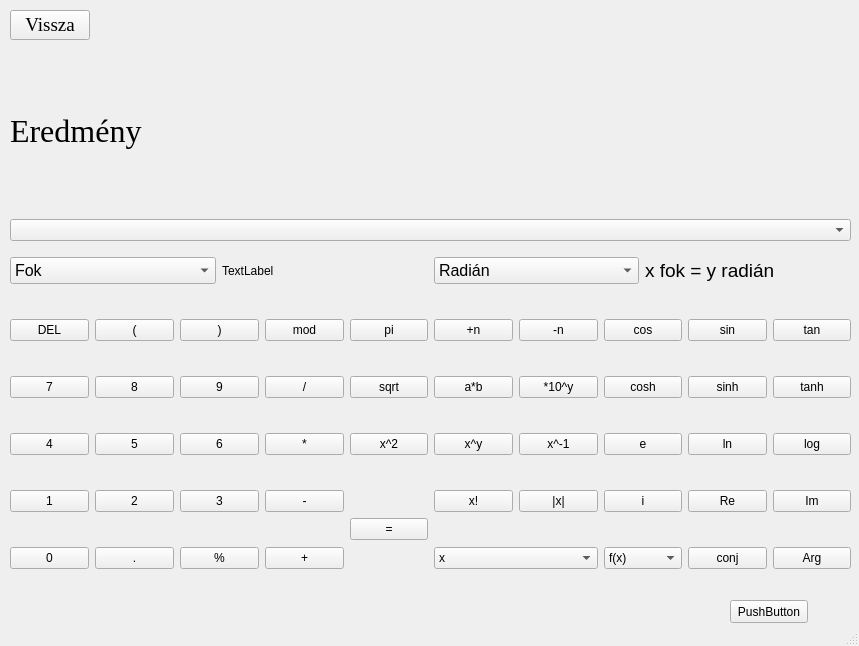
Old version of the form UI_files/Programmer_calc.ui in the repository Ilonczai-Andras/Mernoki-szamologep-szakdolgozat.
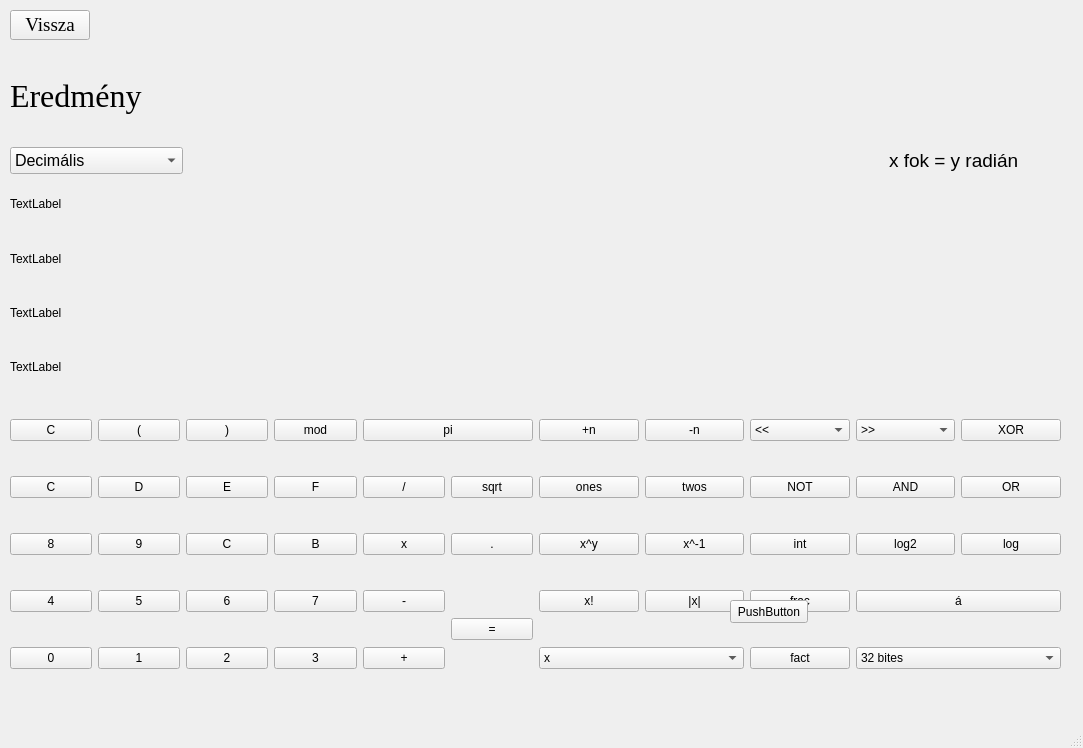
New version of the form.

Commit message: Programmer_calc frissités

Diff of the .ui file:
```diff
--- a/UI_files/Programmer_calc.ui
+++ b/UI_files/Programmer_calc.ui
@@ -6,8 +6,8 @@
    <rect>
     <x>0</x>
     <y>0</y>
-    <width>859</width>
-    <height>646</height>
+    <width>1083</width>
+    <height>748</height>
    </rect>
   </property>
   <property name="windowTitle">
@@ -22,8 +22,8 @@
      <rect>
       <x>10</x>
       <y>50</y>
-      <width>841</width>
-      <height>161</height>
+      <width>1051</width>
+      <height>91</height>
      </rect>
     </property>
     <layout class="QVBoxLayout" name="verticalLayout_2">
@@ -47,7 +47,7 @@
      <rect>
       <x>10</x>
       <y>0</y>
-      <width>841</width>
+      <width>1051</width>
       <height>51</height>
      </rect>
     </property>
@@ -84,14 +84,39 @@
     <property name="geometry">
      <rect>
       <x>10</x>
-      <y>210</y>
-      <width>841</width>
-      <height>41</height>
+      <y>180</y>
+      <width>1051</width>
+      <height>211</height>
      </rect>
     </property>
     <layout class="QVBoxLayout" name="verticalLayout">
      <item>
-      <widget class="QComboBox" name="comboBox"/>
+      <widget class="QLabel" name="n8_63">
+       <property name="text">
+        <string>TextLabel</string>
+       </property>
+      </widget>
+     </item>
+     <item>
+      <widget class="QLabel" name="h2_47">
+       <property name="text">
+        <string>TextLabel</string>
+       </property>
+      </widget>
+     </item>
+     <item>
+      <widget class="QLabel" name="t6_31">
+       <property name="text">
+        <string>TextLabel</string>
+       </property>
+      </widget>
+     </item>
+     <item>
+      <widget class="QLabel" name="nulla_15">
+       <property name="text">
+        <string>TextLabel</string>
+       </property>
+      </widget>
      </item>
     </layout>
    </widget>
@@ -99,8 +124,8 @@
     <property name="geometry">
      <rect>
       <x>10</x>
-      <y>250</y>
-      <width>841</width>
+      <y>140</y>
+      <width>1051</width>
       <height>41</height>
      </rect>
     </property>
@@ -114,31 +139,26 @@
        </property>
        <item>
         <property name="text">
-         <string>Fok</string>
+         <string>Decimális</string>
         </property>
        </item>
       </widget>
      </item>
      <item>
-      <widget class="QLabel" name="label">
-       <property name="text">
-        <string>TextLabel</string>
+      <spacer name="horizontalSpacer_2">
+       <property name="orientation">
+        <enum>Qt::Horizontal</enum>
        </property>
-      </widget>
-     </item>
-     <item>
-      <widget class="QComboBox" name="comboBox_2">
-       <property name="font">
-        <font>
-         <pointsize>12</pointsize>
-        </font>
+       <property name="sizeType">
+        <enum>QSizePolicy::Fixed</enum>
        </property>
-       <item>
-        <property name="text">
-         <string>Radián</string>
-        </property>
-       </item>
-      </widget>
+       <property name="sizeHint" stdset="0">
+        <size>
+         <width>700</width>
+         <height>0</height>
+        </size>
+       </property>
+      </spacer>
      </item>
      <item>
       <widget class="QLabel" name="label_2">
@@ -161,197 +181,236 @@
     <property name="geometry">
      <rect>
       <x>10</x>
-      <y>290</y>
-      <width>841</width>
+      <y>390</y>
+      <width>1051</width>
       <height>311</height>
      </rect>
     </property>
     <layout class="QHBoxLayout" name="horizontalLayout_3">
      <item>
       <layout class="QGridLayout" name="gridLayout_for_numbers">
-       <item row="3" column="1">
-        <widget class="QPushButton" name="two">
-         <property name="text">
-          <string>2</string>
-         </property>
-        </widget>
-       </item>
-       <item row="1" column="2">
-        <widget class="QPushButton" name="nine">
-         <property name="text">
-          <string>9</string>
-         </property>
-        </widget>
-       </item>
-       <item row="0" column="2">
-        <widget class="QPushButton" name="right_bracket">
-         <property name="text">
-          <string>)</string>
-         </property>
-        </widget>
-       </item>
-       <item row="0" column="4">
-        <widget class="QPushButton" name="pushButton_10">
-         <property name="text">
-          <string>pi</string>
-         </property>
-        </widget>
-       </item>
-       <item row="3" column="0">
-        <widget class="QPushButton" name="one">
-         <property name="text">
-          <string>1</string>
-         </property>
-        </widget>
-       </item>
-       <item row="2" column="3">
-        <widget class="QPushButton" name="multiplication">
-         <property name="text">
-          <string>*</string>
-         </property>
-        </widget>
-       </item>
-       <item row="1" column="4">
-        <widget class="QPushButton" name="sqrt">
-         <property name="text">
-          <string>sqrt</string>
-         </property>
-        </widget>
-       </item>
        <item row="0" column="1">
-        <widget class="QPushButton" name="left_bracket">
+        <widget class="QPushButton" name="bel_zj">
          <property name="text">
           <string>(</string>
          </property>
         </widget>
        </item>
-       <item row="3" column="2">
+       <item row="3" column="0">
+        <widget class="QPushButton" name="eight">
+         <property name="text">
+          <string>8</string>
+         </property>
+        </widget>
+       </item>
+       <item row="1" column="1">
+        <widget class="QPushButton" name="D_hex">
+         <property name="text">
+          <string>D</string>
+         </property>
+        </widget>
+       </item>
+       <item row="1" column="0">
+        <widget class="QPushButton" name="C_hex">
+         <property name="text">
+          <string>C</string>
+         </property>
+        </widget>
+       </item>
+       <item row="5" column="3">
         <widget class="QPushButton" name="three">
          <property name="text">
           <string>3</string>
          </property>
         </widget>
        </item>
-       <item row="2" column="0">
-        <widget class="QPushButton" name="four">
-         <property name="text">
-          <string>4</string>
-         </property>
-        </widget>
-       </item>
-       <item row="3" column="3">
+       <item row="4" column="4">
         <widget class="QPushButton" name="minus">
          <property name="text">
           <string>-</string>
          </property>
         </widget>
        </item>
-       <item row="2" column="4">
-        <widget class="QPushButton" name="quadrat">
+       <item row="3" column="5">
+        <widget class="QPushButton" name="dot">
          <property name="text">
-          <string>x^2</string>
+          <string>.</string>
          </property>
         </widget>
        </item>
-       <item row="2" column="2">
-        <widget class="QPushButton" name="six">
+       <item row="3" column="3">
+        <widget class="QPushButton" name="B_hex">
          <property name="text">
-          <string>6</string>
-         </property>
-        </widget>
-       </item>
-       <item row="1" column="1">
-        <widget class="QPushButton" name="eight">
-         <property name="text">
-          <string>8</string>
+          <string>B</string>
          </property>
         </widget>
        </item>
        <item row="0" column="0">
-        <widget class="QPushButton" name="del">
-         <property name="text">
-          <string>DEL</string>
-         </property>
-        </widget>
-       </item>
-       <item row="2" column="1">
-        <widget class="QPushButton" name="five">
-         <property name="text">
-          <string>5</string>
-         </property>
-        </widget>
-       </item>
-       <item row="1" column="3">
-        <widget class="QPushButton" name="divide">
-         <property name="text">
-          <string>/</string>
-         </property>
-        </widget>
-       </item>
-       <item row="1" column="0">
-        <widget class="QPushButton" name="seven">
-         <property name="text">
-          <string>7</string>
-         </property>
-        </widget>
-       </item>
-       <item row="0" column="3">
-        <widget class="QPushButton" name="pushButton_7">
-         <property name="text">
-          <string>mod</string>
-         </property>
-        </widget>
+        <layout class="QVBoxLayout" name="verticalLayout_4">
+         <item>
+          <widget class="QPushButton" name="clear">
+           <property name="text">
+            <string>C</string>
+           </property>
+          </widget>
+         </item>
+        </layout>
        </item>
        <item row="4" column="0">
+        <widget class="QPushButton" name="four">
+         <property name="text">
+          <string>4</string>
+         </property>
+        </widget>
+       </item>
+       <item row="0" column="2">
+        <widget class="QPushButton" name="jobb_zj">
+         <property name="text">
+          <string>)</string>
+         </property>
+        </widget>
+       </item>
+       <item row="5" column="1">
+        <widget class="QPushButton" name="one">
+         <property name="text">
+          <string>1</string>
+         </property>
+        </widget>
+       </item>
+       <item row="3" column="1">
+        <widget class="QPushButton" name="nine">
+         <property name="text">
+          <string>9</string>
+         </property>
+        </widget>
+       </item>
+       <item row="0" column="3">
+        <widget class="QPushButton" name="mod">
+         <property name="text">
+          <string>mod</string>
+         </property>
+        </widget>
+       </item>
+       <item row="3" column="2">
+        <widget class="QPushButton" name="A_hex">
+         <property name="text">
+          <string>C</string>
+         </property>
+        </widget>
+       </item>
+       <item row="5" column="0">
         <widget class="QPushButton" name="zero">
          <property name="text">
           <string>0</string>
          </property>
         </widget>
        </item>
-       <item row="4" column="1">
-        <widget class="QPushButton" name="dot">
+       <item row="5" column="2">
+        <widget class="QPushButton" name="two">
          <property name="text">
-          <string>.</string>
+          <string>2</string>
          </property>
         </widget>
        </item>
        <item row="4" column="2">
-        <widget class="QPushButton" name="percent">
+        <widget class="QPushButton" name="six">
          <property name="text">
-          <string>%</string>
+          <string>6</string>
          </property>
         </widget>
        </item>
-       <item row="4" column="3">
-        <widget class="QPushButton" name="plus">
+       <item row="1" column="3">
+        <widget class="QPushButton" name="F_hex">
+         <property name="text">
+          <string>F</string>
+         </property>
+        </widget>
+       </item>
+       <item row="5" column="4">
+        <widget class="QPushButton" name="plusz">
          <property name="text">
           <string>+</string>
          </property>
         </widget>
        </item>
-       <item row="3" column="4" rowspan="2">
+       <item row="4" column="3">
+        <widget class="QPushButton" name="seven">
+         <property name="text">
+          <string>7</string>
+         </property>
+        </widget>
+       </item>
+       <item row="4" column="5" rowspan="2">
         <widget class="QPushButton" name="equal">
          <property name="text">
           <string>=</string>
          </property>
         </widget>
        </item>
+       <item row="4" column="1">
+        <widget class="QPushButton" name="five">
+         <property name="text">
+          <string>5</string>
+         </property>
+        </widget>
+       </item>
+       <item row="1" column="4">
+        <widget class="QPushButton" name="divide">
+         <property name="text">
+          <string>/</string>
+         </property>
+        </widget>
+       </item>
+       <item row="3" column="4">
+        <widget class="QPushButton" name="szorzas">
+         <property name="text">
+          <string>x</string>
+         </property>
+        </widget>
+       </item>
+       <item row="1" column="5">
+        <widget class="QPushButton" name="sqrt">
+         <property name="text">
+          <string>sqrt</string>
+         </property>
+        </widget>
+       </item>
+       <item row="1" column="2">
+        <widget class="QPushButton" name="E_hex">
+         <property name="text">
+          <string>E</string>
+         </property>
+        </widget>
+       </item>
+       <item row="0" column="4" colspan="2">
+        <widget class="QPushButton" name="pi">
+         <property name="text">
+          <string>pi</string>
+         </property>
+        </widget>
+       </item>
       </layout>
      </item>
      <item>
       <layout class="QGridLayout" name="gridLayout_for_special_buttons">
-       <item row="0" column="2">
-        <widget class="QPushButton" name="cos">
+       <item row="3" column="2">
+        <widget class="QPushButton" name="frac">
          <property name="text">
-          <string>cos</string>
+          <string>frac</string>
          </property>
         </widget>
        </item>
-       <item row="1" column="2">
-        <widget class="QPushButton" name="cosh">
+       <item row="3" column="0">
+        <widget class="QPushButton" name="fakt">
          <property name="text">
-          <string>cosh</string>
+          <string>x!</string>
+         </property>
+        </widget>
+       </item>
+       <item row="0" column="4">
+        <widget class="QPushButton" name="XOR">
+         <property name="text">
+          <string>XOR</string>
          </property>
         </widget>
        </item>
@@ -362,97 +421,6 @@
          </property>
         </widget>
        </item>
-       <item row="0" column="3">
-        <widget class="QPushButton" name="sin">
-         <property name="text">
-          <string>sin</string>
-         </property>
-        </widget>
-       </item>
-       <item row="2" column="2">
-        <widget class="QPushButton" name="exp">
-         <property name="text">
-          <string>e</string>
-         </property>
-        </widget>
-       </item>
-       <item row="0" column="1">
-        <widget class="QPushButton" name="minusn">
-         <property name="text">
-          <string>-n</string>
-         </property>
-        </widget>
-       </item>
-       <item row="0" column="4">
-        <widget class="QPushButton" name="tan">
-         <property name="text">
-          <string>tan</string>
-         </property>
-        </widget>
-       </item>
-       <item row="3" column="2">
-        <widget class="QPushButton" name="Icomplex">
-         <property name="text">
-          <string>i</string>
-         </property>
-        </widget>
-       </item>
-       <item row="4" column="3">
-        <widget class="QPushButton" name="conj">
-         <property name="text">
-          <string>conj</string>
-         </property>
-        </widget>
-       </item>
-       <item row="4" column="4">
-        <widget class="QPushButton" name="Arg">
-         <property name="text">
-          <string>Arg</string>
-         </property>
-        </widget>
-       </item>
-       <item row="3" column="4">
-        <widget class="QPushButton" name="Im">
-         <property name="text">
-          <string>Im</string>
-         </property>
-        </widget>
-       </item>
-       <item row="2" column="4">
-        <widget class="QPushButton" name="log">
-         <property name="text">
-          <string>log</string>
-         </property>
-        </widget>
-       </item>
-       <item row="1" column="4">
-        <widget class="QPushButton" name="tanh">
-         <property name="text">
-          <string>tanh</string>
-         </property>
-        </widget>
-       </item>
-       <item row="1" column="3">
-        <widget class="QPushButton" name="sinh">
-         <property name="text">
-          <string>sinh</string>
-         </property>
-        </widget>
-       </item>
-       <item row="2" column="3">
-        <widget class="QPushButton" name="ln">
-         <property name="text">
-          <string>ln</string>
-         </property>
-        </widget>
-       </item>
-       <item row="3" column="3">
-        <widget class="QPushButton" name="Re">
-         <property name="text">
-          <string>Re</string>
-         </property>
-        </widget>
-       </item>
        <item row="3" column="1">
         <widget class="QPushButton" name="abs">
          <property name="text">
@@ -460,24 +428,17 @@
          </property>
         </widget>
        </item>
-       <item row="2" column="1">
-        <widget class="QPushButton" name="x_xx_1">
+       <item row="1" column="2">
+        <widget class="QPushButton" name="NOT">
          <property name="text">
-          <string>x^-1</string>
+          <string>NOT</string>
          </property>
         </widget>
        </item>
-       <item row="1" column="1">
-        <widget class="QPushButton" name="x_10_xx_y">
+       <item row="2" column="4">
+        <widget class="QPushButton" name="log">
          <property name="text">
-          <string>*10^y</string>
-         </property>
-        </widget>
-       </item>
-       <item row="1" column="0">
-        <widget class="QPushButton" name="a_x_b">
-         <property name="text">
-          <string>a*b</string>
+          <string>log</string>
          </property>
         </widget>
        </item>
@@ -488,20 +449,46 @@
          </property>
         </widget>
        </item>
-       <item row="3" column="0">
-        <widget class="QPushButton" name="fakt">
+       <item row="0" column="1">
+        <widget class="QPushButton" name="minusn">
          <property name="text">
-          <string>x!</string>
+          <string>-n</string>
          </property>
         </widget>
        </item>
-       <item row="4" column="2">
-        <widget class="QComboBox" name="function">
-         <item>
-          <property name="text">
-           <string>f(x)</string>
-          </property>
-         </item>
+       <item row="1" column="0">
+        <widget class="QPushButton" name="ones">
+         <property name="text">
+          <string>ones</string>
+         </property>
+        </widget>
+       </item>
+       <item row="2" column="2">
+        <widget class="QPushButton" name="int_2">
+         <property name="text">
+          <string>int</string>
+         </property>
+        </widget>
+       </item>
+       <item row="2" column="1">
+        <widget class="QPushButton" name="x_xx_1">
+         <property name="text">
+          <string>x^-1</string>
+         </property>
+        </widget>
+       </item>
+       <item row="1" column="1">
+        <widget class="QPushButton" name="twos">
+         <property name="text">
+          <string>twos</string>
+         </property>
+        </widget>
+       </item>
+       <item row="1" column="3">
+        <widget class="QPushButton" name="AND">
+         <property name="text">
+          <string>AND</string>
+         </property>
         </widget>
        </item>
        <item row="4" column="0" colspan="2">
@@ -513,6 +500,61 @@
          </item>
         </widget>
        </item>
+       <item row="2" column="3">
+        <widget class="QPushButton" name="log2">
+         <property name="text">
+          <string>log2</string>
+         </property>
+        </widget>
+       </item>
+       <item row="1" column="4">
+        <widget class="QPushButton" name="OR">
+         <property name="text">
+          <string>OR</string>
+         </property>
+        </widget>
+       </item>
+       <item row="0" column="2">
+        <widget class="QComboBox" name="shift_left">
+         <item>
+          <property name="text">
+           <string>&lt;&lt;</string>
+          </property>
+         </item>
+        </widget>
+       </item>
+       <item row="0" column="3">
+        <widget class="QComboBox" name="shift_right">
+         <item>
+          <property name="text">
+           <string>&gt;&gt;</string>
+          </property>
+         </item>
+        </widget>
+       </item>
+       <item row="3" column="3" colspan="2">
+        <widget class="QPushButton" name="aaaa">
+         <property name="text">
+          <string>á</string>
+         </property>
+        </widget>
+       </item>
+       <item row="4" column="2">
+        <widget class="QPushButton" name="fact">
+         <property name="text">
+          <string>fact</string>
+         </property>
+        </widget>
+       </item>
+       <item row="4" column="3" colspan="2">
+        <widget class="QComboBox" name="variable_name_2">
+         <item>
+          <property name="text">
+           <string>32 bites</string>
+          </property>
+         </item>
+        </widget>
+       </item>
       </layout>
      </item>
     </layout>
@@ -536,7 +578,7 @@
     <rect>
      <x>0</x>
      <y>0</y>
-     <width>859</width>
+     <width>1083</width>
      <height>21</height>
     </rect>
    </property>
```
The commit also changes 1 other file.
